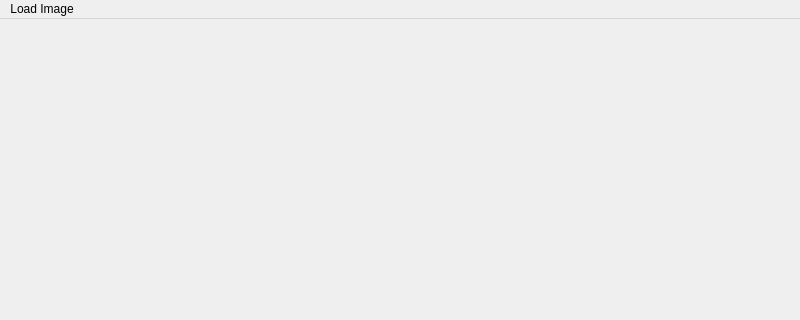
Old version of the form src/four_colors/view/ui_files/main.ui in the repository Dadadot/four_colors; both pictures show x 0 to 800 and y 0 to 320 of the 800 by 601 pixel window.
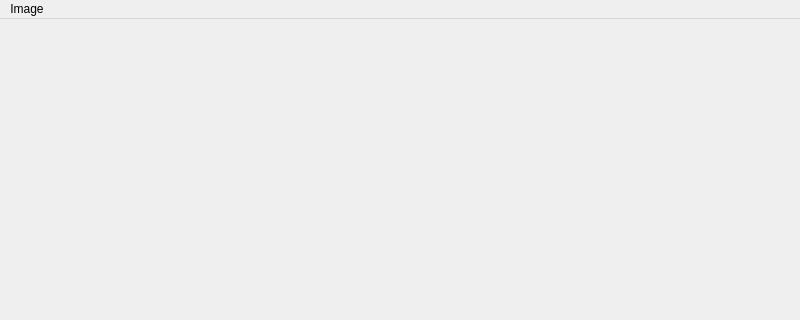
New version of the form.

```diff
--- a/src/four_colors/view/ui_files/main.ui
+++ b/src/four_colors/view/ui_files/main.ui
@@ -59,7 +59,7 @@
    </property>
    <widget class="QMenu" name="menuLoad_Image">
     <property name="title">
-     <string>Load Image</string>
+     <string>Image</string>
     </property>
    </widget>
    <addaction name="menuLoad_Image"/>
```
Left out of the diff: 6 changed lines with no effect on the pictures.
